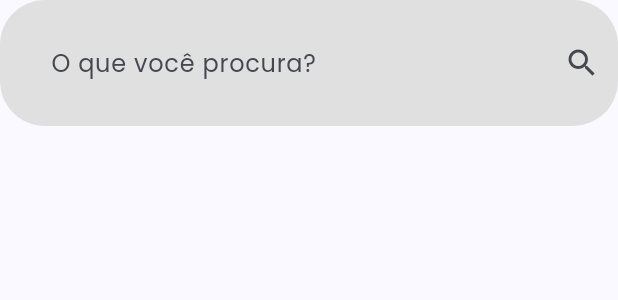
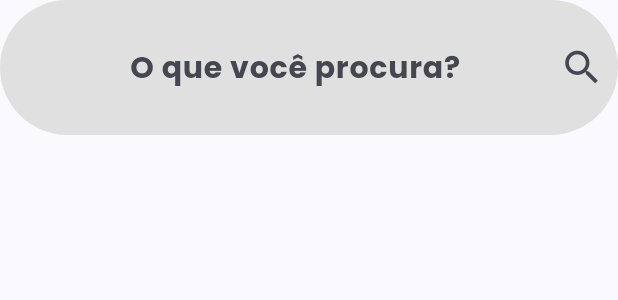
Before and after one commit to yagoliveira92/app-test-fiap, a Flutter app: the SearchTextFieldWidget widget shown alone on an empty page, opened directly, on a phone screen of 412 x 824 dp. Shown: the top 300 px of the screen. Run offline on Flutter 3.47's test engine with Material 3 defaults, Android fonts, the light colour scheme and no system bars; our stand-ins replace bloc, dio, equatable, firebase_crashlytics, flutter_bloc, flutter_secure_storage and 4 more; accounts and stored records are empty.

```diff
--- a/lib/app/features/home/view/pages/home_page.dart
+++ b/lib/app/features/home/view/pages/home_page.dart
@@ -82,6 +82,11 @@ class _HomePageState extends State<HomePage> {
                       onTap: () {},
                     ),
                   ),
+                  const SliverToBoxAdapter(
+                    child: SizedBox(
+                      height: 40,
+                    ),
+                  ),
                 ],
               ),
             _ => const SizedBox.shrink(),
--- a/lib/app/features/home/view/widgets/products_list_widget.dart
+++ b/lib/app/features/home/view/widgets/products_list_widget.dart
@@ -16,7 +16,7 @@ class ProductsListWidget extends StatelessWidget {
           final product = products[index];
           return Card(
             margin: const EdgeInsets.all(20),
-            color: Color(0xFFEFEFEF),
+            color: const Color(0xFFEFEFEF),
             shape: RoundedRectangleBorder(
               borderRadius: BorderRadius.circular(0),
             ),
--- a/lib/app/features/home/view/widgets/search_text_field_widget.dart
+++ b/lib/app/features/home/view/widgets/search_text_field_widget.dart
@@ -6,16 +6,24 @@ class SearchTextFieldWidget extends StatelessWidget {
   @override
   Widget build(BuildContext context) {
     return TextField(
+      textAlign: TextAlign.center,
       decoration: InputDecoration(
         contentPadding: EdgeInsets.all(30),
         hintText: 'O que você procura?',
+        hintStyle: TextStyle(
+          fontWeight: FontWeight.bold,
+          fontSize: 20,
+        ),
         filled: true,
         fillColor: Colors.grey[300],
         border: OutlineInputBorder(
-          borderRadius: BorderRadius.circular(30.0),
+          borderRadius: BorderRadius.circular(50.0),
           borderSide: BorderSide.none,
         ),
-        suffixIcon: Icon(Icons.search),
+        suffixIcon: Icon(
+          Icons.search,
+          size: 30,
+        ),
       ),
     );
   }
--- a/pubspec.yaml
+++ b/pubspec.yaml
@@ -52,6 +52,7 @@ dependencies:
   bloc_test: ^9.1.7
   flutter_secure_storage: ^9.2.2
   go_router: ^14.2.7
+  change_app_package_name: ^1.4.0
 
 dev_dependencies:
   flutter_test:
```
Also changed, not shown: pubspec.lock, 8 other files.
